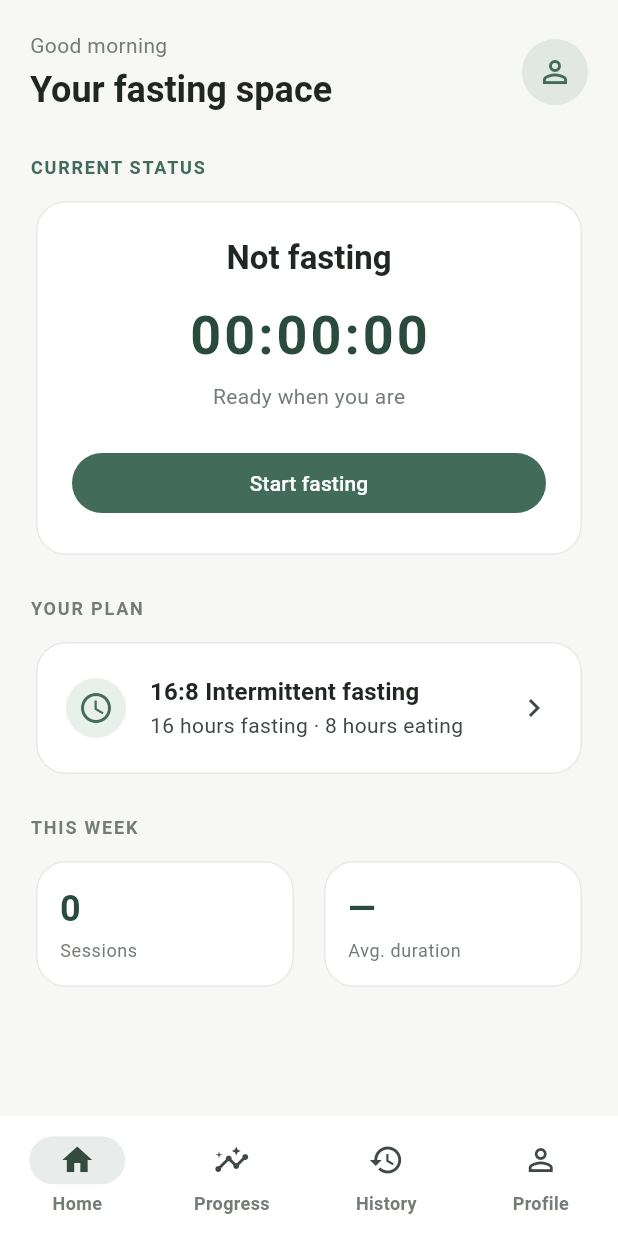
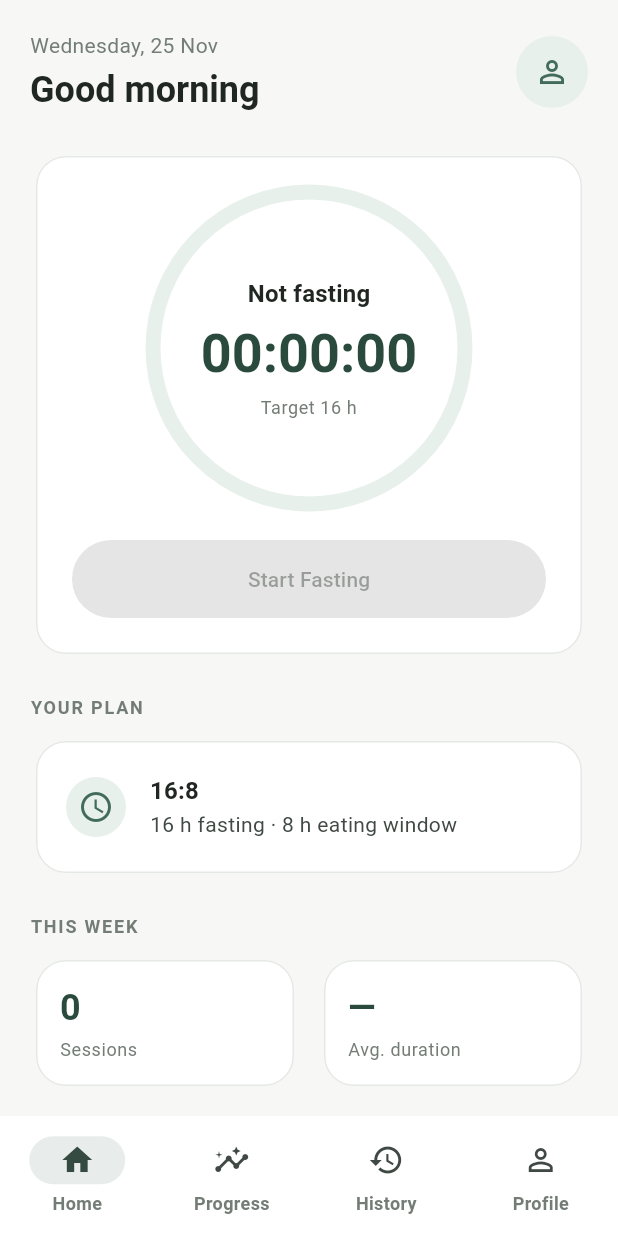
Before and after one commit to MuhammadHideaki-Isd/Fastise, a Flutter app: the screen it shows after launch, on a phone screen of 412 x 824 dp. Run offline on Flutter 3.47's test engine with Material 3 defaults, Android fonts, the phone set to English and light mode, and no system bars.

Commit message:
Task 3: static home dashboard UI

```diff
--- a/lib/app/app.dart
+++ b/lib/app/app.dart
@@ -29,17 +29,22 @@ class AppShell extends StatefulWidget {
 class _AppShellState extends State<AppShell> {
   int _selectedIndex = 0;
 
-  static const _screens = [
-    HomeScreen(),
-    ProgressScreen(),
-    HistoryScreen(),
-    ProfileScreen(),
-  ];
+  static const _profileIndex = 3;
 
   @override
   Widget build(BuildContext context) {
     return Scaffold(
-      body: IndexedStack(index: _selectedIndex, children: _screens),
+      body: IndexedStack(
+        index: _selectedIndex,
+        children: [
+          HomeScreen(
+            onProfileTap: () => setState(() => _selectedIndex = _profileIndex),
+          ),
+          const ProgressScreen(),
+          const HistoryScreen(),
+          const ProfileScreen(),
+        ],
+      ),
       bottomNavigationBar: NavigationBar(
         selectedIndex: _selectedIndex,
         onDestinationSelected: (index) {
--- a/lib/app/theme/app_colors.dart
+++ b/lib/app/theme/app_colors.dart
@@ -5,6 +5,7 @@ abstract final class AppColors {
   static const surface = Colors.white;
   static const primary = Color(0xFF426B5A);
   static const primaryDark = Color(0xFF294A3D);
+  static const primarySoft = Color(0xFFE8F0EB);
   static const textPrimary = Color(0xFF202722);
   static const textSecondary = Color(0xFF737D76);
   static const border = Color(0xFFE5E9E5);
--- a/lib/features/home/presentation/home_screen.dart
+++ b/lib/features/home/presentation/home_screen.dart
@@ -1,13 +1,54 @@
 import 'package:flutter/material.dart';
 
 import '../../../app/theme/app_colors.dart';
+import '../../../shared/widgets/empty_state.dart';
+import '../../../shared/widgets/stat_card.dart';
+import 'widgets/fasting_timer.dart';
 
+/// Static idle-state dashboard (Task 3). Plan, stats, and the Start CTA are
+/// wired to real state in later tasks (4, 5, 6, 7).
 class HomeScreen extends StatelessWidget {
-  const HomeScreen({super.key});
+  const HomeScreen({super.key, required this.onProfileTap});
+
+  final VoidCallback onProfileTap;
+
+  static const _weekdays = [
+    'Monday',
+    'Tuesday',
+    'Wednesday',
+    'Thursday',
+    'Friday',
+    'Saturday',
+    'Sunday',
+  ];
+  static const _months = [
+    'Jan',
+    'Feb',
+    'Mar',
+    'Apr',
+    'May',
+    'Jun',
+    'Jul',
+    'Aug',
+    'Sep',
+    'Oct',
+    'Nov',
+    'Dec',
+  ];
+
+  static String _greeting(int hour) {
+    if (hour < 12) return 'Good morning';
+    if (hour < 18) return 'Good afternoon';
+    return 'Good evening';
+  }
 
   @override
   Widget build(BuildContext context) {
     final theme = Theme.of(context);
+    final now = DateTime.now();
+    final dateText =
+        '${_weekdays[now.weekday - 1]}, ${now.day} ${_months[now.month - 1]}';
+
     return SafeArea(
       child: CustomScrollView(
         slivers: [
@@ -22,14 +63,14 @@ class HomeScreen extends StatelessWidget {
                         crossAxisAlignment: CrossAxisAlignment.start,
                         children: [
                           Text(
-                            'Good morning',
+                            dateText,
                             style: theme.textTheme.bodyMedium?.copyWith(
                               color: AppColors.textSecondary,
                             ),
                           ),
                           const SizedBox(height: 4),
                           Text(
-                            'Your fasting space',
+                            _greeting(now.hour),
                             style: theme.textTheme.headlineSmall?.copyWith(
                               fontWeight: FontWeight.w700,
                             ),
@@ -37,61 +78,39 @@ class HomeScreen extends StatelessWidget {
                         ],
                       ),
                     ),
-                    CircleAvatar(
-                      radius: 22,
-                      backgroundColor: AppColors.primary.withValues(
-                        alpha: 0.12,
+                    IconButton(
+                      tooltip: 'Open profile',
+                      onPressed: onProfileTap,
+                      style: IconButton.styleFrom(
+                        minimumSize: const Size(48, 48),
+                        backgroundColor: AppColors.primarySoft,
+                        foregroundColor: AppColors.primary,
                       ),
-                      child: const Icon(
-                        Icons.person_outline,
-                        color: AppColors.primary,
-                      ),
+                      icon: const Icon(Icons.person_outline),
                     ),
                   ],
                 ),
-                const SizedBox(height: 28),
-                Text(
-                  'CURRENT STATUS',
-                  style: theme.textTheme.labelMedium?.copyWith(
-                    color: AppColors.primary,
-                    fontWeight: FontWeight.w700,
-                    letterSpacing: 1.2,
-                  ),
-                ),
-                const SizedBox(height: 10),
+                const SizedBox(height: 24),
                 Card(
                   child: Padding(
                     padding: const EdgeInsets.all(24),
                     child: Column(
                       children: [
-                        Text(
-                          'Not fasting',
-                          style: theme.textTheme.titleLarge?.copyWith(
-                            fontWeight: FontWeight.w700,
-                          ),
-                        ),
-                        const SizedBox(height: 16),
-                        Text(
-                          '00:00:00',
-                          style: theme.textTheme.displaySmall?.copyWith(
-                            color: AppColors.primaryDark,
-                            fontWeight: FontWeight.w700,
-                            letterSpacing: 2,
-                          ),
-                        ),
-                        const SizedBox(height: 8),
-                        Text(
-                          'Ready when you are',
-                          style: theme.textTheme.bodyMedium?.copyWith(
-                            color: AppColors.textSecondary,
-                          ),
+                        // Static idle values; real timer arrives in Task 6.
+                        const FastingTimer(
+                          statusLabel: 'Not fasting',
+                          timeText: '00:00:00',
+                          progress: 0,
+                          caption: 'Target 16 h',
                         ),
                         const SizedBox(height: 24),
-                        SizedBox(
+                        const SizedBox(
                           width: double.infinity,
+                          height: 52,
+                          // null = disabled: session start is Task 5/6.
                           child: FilledButton(
-                            onPressed: () {},
-                            child: const Text('Start fasting'),
+                            onPressed: null,
+                            child: Text('Start Fasting'),
                           ),
                         ),
                       ],
@@ -99,15 +118,9 @@ class HomeScreen extends StatelessWidget {
                   ),
                 ),
                 const SizedBox(height: 24),
-                Text(
-                  'YOUR PLAN',
-                  style: theme.textTheme.labelMedium?.copyWith(
-                    color: AppColors.textSecondary,
-                    fontWeight: FontWeight.w700,
-                    letterSpacing: 1.2,
-                  ),
-                ),
+                const _SectionLabel('YOUR PLAN'),
                 const SizedBox(height: 10),
+                // Placeholder default plan until selection exists (Task 4).
                 Card(
                   child: ListTile(
                     contentPadding: const EdgeInsets.symmetric(
@@ -115,39 +128,39 @@ class HomeScreen extends StatelessWidget {
                       vertical: 8,
                     ),
                     leading: const CircleAvatar(
-                      backgroundColor: Color(0xFFE8F0EB),
+                      backgroundColor: AppColors.primarySoft,
                       child: Icon(Icons.schedule, color: AppColors.primary),
                     ),
                     title: Text(
-                      '16:8 Intermittent fasting',
+                      '16:8',
                       style: theme.textTheme.titleMedium?.copyWith(
                         fontWeight: FontWeight.w700,
                       ),
                     ),
-                    subtitle: const Text('16 hours fasting · 8 hours eating'),
-                    trailing: const Icon(Icons.chevron_right),
+                    subtitle: const Text('16 h fasting · 8 h eating window'),
                   ),
                 ),
                 const SizedBox(height: 24),
-                Text(
-                  'THIS WEEK',
-                  style: theme.textTheme.labelMedium?.copyWith(
-                    color: AppColors.textSecondary,
-                    fontWeight: FontWeight.w700,
-                    letterSpacing: 1.2,
-                  ),
-                ),
+                const _SectionLabel('THIS WEEK'),
                 const SizedBox(height: 10),
-                Row(
-                  children: const [
+                const Row(
+                  children: [
                     Expanded(
-                      child: _StatCard(value: '0', label: 'Sessions'),
+                      child: StatCard(value: '0', label: 'Sessions'),
                     ),
                     SizedBox(width: 12),
                     Expanded(
-                      child: _StatCard(value: '—', label: 'Avg. duration'),
+                      child: StatCard(value: '—', label: 'Avg. duration'),
                     ),
                   ],
+                ),
+                const SizedBox(height: 24),
+                const _SectionLabel('RECENT ACTIVITY'),
+                const SizedBox(height: 10),
+                const EmptyState(
+                  icon: Icons.history,
+                  title: 'No sessions yet',
+                  message: 'Completed fasts will appear here.',
                 ),
               ]),
             ),
@@ -158,36 +171,19 @@ class HomeScreen extends StatelessWidget {
   }
 }
 
-class _StatCard extends StatelessWidget {
-  const _StatCard({required this.value, required this.label});
+class _SectionLabel extends StatelessWidget {
+  const _SectionLabel(this.text);
 
-  final String value;
-  final String label;
+  final String text;
 
   @override
   Widget build(BuildContext context) {
-    return Card(
-      child: Padding(
-        padding: const EdgeInsets.all(16),
-        child: Column(
-          crossAxisAlignment: CrossAxisAlignment.start,
-          children: [
-            Text(
-              value,
-              style: Theme.of(context).textTheme.headlineSmall?.copyWith(
-                color: AppColors.primaryDark,
-                fontWeight: FontWeight.w700,
-              ),
-            ),
-            const SizedBox(height: 4),
-            Text(
-              label,
-              style: Theme.of(
-                context,
-              ).textTheme.bodySmall?.copyWith(color: AppColors.textSecondary),
-            ),
-          ],
-        ),
+    return Text(
+      text,
+      style: Theme.of(context).textTheme.labelMedium?.copyWith(
+        color: AppColors.textSecondary,
+        fontWeight: FontWeight.w700,
+        letterSpacing: 1.2,
       ),
     );
   }
--- /dev/null
+++ b/lib/features/home/presentation/widgets/fasting_timer.dart
@@ -0,0 +1,85 @@
+import 'package:flutter/material.dart';
+
+import '../../../../app/theme/app_colors.dart';
+
+/// Display-only timer ring. The caller supplies already-computed values;
+/// timestamp-based calculation belongs to the session logic (Task 6).
+class FastingTimer extends StatelessWidget {
+  const FastingTimer({
+    super.key,
+    required this.statusLabel,
+    required this.timeText,
+    required this.progress,
+    required this.caption,
+  });
+
+  final String statusLabel;
+  final String timeText;
+
+  /// 0..1
+  final double progress;
+  final String caption;
+
+  static const double _size = 208;
+
+  @override
+  Widget build(BuildContext context) {
+    final textTheme = Theme.of(context).textTheme;
+    return Semantics(
+      label: '$statusLabel, $timeText, ${(progress * 100).round()}% of target',
+      excludeSemantics: true,
+      child: SizedBox(
+        width: _size,
+        height: _size,
+        child: Stack(
+          alignment: Alignment.center,
+          children: [
+            SizedBox.expand(
+              child: CircularProgressIndicator(
+                value: progress.clamp(0.0, 1.0),
+                strokeWidth: 10,
+                strokeCap: StrokeCap.round,
+                backgroundColor: AppColors.primarySoft,
+                color: AppColors.primary,
+              ),
+            ),
+            Padding(
+              padding: const EdgeInsets.symmetric(horizontal: 28),
+              child: Column(
+                mainAxisSize: MainAxisSize.min,
+                children: [
+                  Text(
+                    statusLabel,
+                    style: textTheme.titleMedium?.copyWith(
+                      fontWeight: FontWeight.w700,
+                    ),
+                  ),
+                  const SizedBox(height: 6),
+                  FittedBox(
+                    fit: BoxFit.scaleDown,
+                    child: Text(
+                      timeText,
+                      style: textTheme.displaySmall?.copyWith(
+                        color: AppColors.primaryDark,
+                        fontWeight: FontWeight.w700,
+                        fontFeatures: const [FontFeature.tabularFigures()],
+                      ),
+                    ),
+                  ),
+                  const SizedBox(height: 6),
+                  Text(
+                    caption,
+                    textAlign: TextAlign.center,
+                    style: textTheme.bodySmall?.copyWith(
+                      color: AppColors.textSecondary,
+                    ),
+                  ),
+                ],
+              ),
+            ),
+          ],
+        ),
+      ),
+    );
+  }
+}
--- /dev/null
+++ b/lib/shared/widgets/empty_state.dart
@@ -0,0 +1,47 @@
+import 'package:flutter/material.dart';
+
+import '../../app/theme/app_colors.dart';
+
+class EmptyState extends StatelessWidget {
+  const EmptyState({
+    super.key,
+    required this.icon,
+    required this.title,
+    required this.message,
+  });
+
+  final IconData icon;
+  final String title;
+  final String message;
+
+  @override
+  Widget build(BuildContext context) {
+    final textTheme = Theme.of(context).textTheme;
+    return Card(
+      child: Padding(
+        padding: const EdgeInsets.symmetric(horizontal: 24, vertical: 28),
+        child: Column(
+          children: [
+            Icon(icon, size: 32, color: AppColors.textSecondary),
+            const SizedBox(height: 12),
+            Text(
+              title,
+              textAlign: TextAlign.center,
+              style: textTheme.titleMedium?.copyWith(
+                fontWeight: FontWeight.w700,
+              ),
+            ),
+            const SizedBox(height: 4),
+            Text(
+              message,
+              textAlign: TextAlign.center,
+              style: textTheme.bodyMedium?.copyWith(
+                color: AppColors.textSecondary,
+              ),
+            ),
+          ],
+        ),
+      ),
+    );
+  }
+}
--- /dev/null
+++ b/lib/shared/widgets/stat_card.dart
@@ -0,0 +1,39 @@
+import 'package:flutter/material.dart';
+
+import '../../app/theme/app_colors.dart';
+
+class StatCard extends StatelessWidget {
+  const StatCard({super.key, required this.value, required this.label});
+
+  final String value;
+  final String label;
+
+  @override
+  Widget build(BuildContext context) {
+    final textTheme = Theme.of(context).textTheme;
+    return Card(
+      child: Padding(
+        padding: const EdgeInsets.all(16),
+        child: Column(
+          crossAxisAlignment: CrossAxisAlignment.start,
+          children: [
+            Text(
+              value,
+              style: textTheme.headlineSmall?.copyWith(
+                color: AppColors.primaryDark,
+                fontWeight: FontWeight.w700,
+              ),
+            ),
+            const SizedBox(height: 4),
+            Text(
+              label,
+              style: textTheme.bodySmall?.copyWith(
+                color: AppColors.textSecondary,
+              ),
+            ),
+          ],
+        ),
+      ),
+    );
+  }
+}
```
Also changed, not shown: pubspec.lock, 1 other file.
